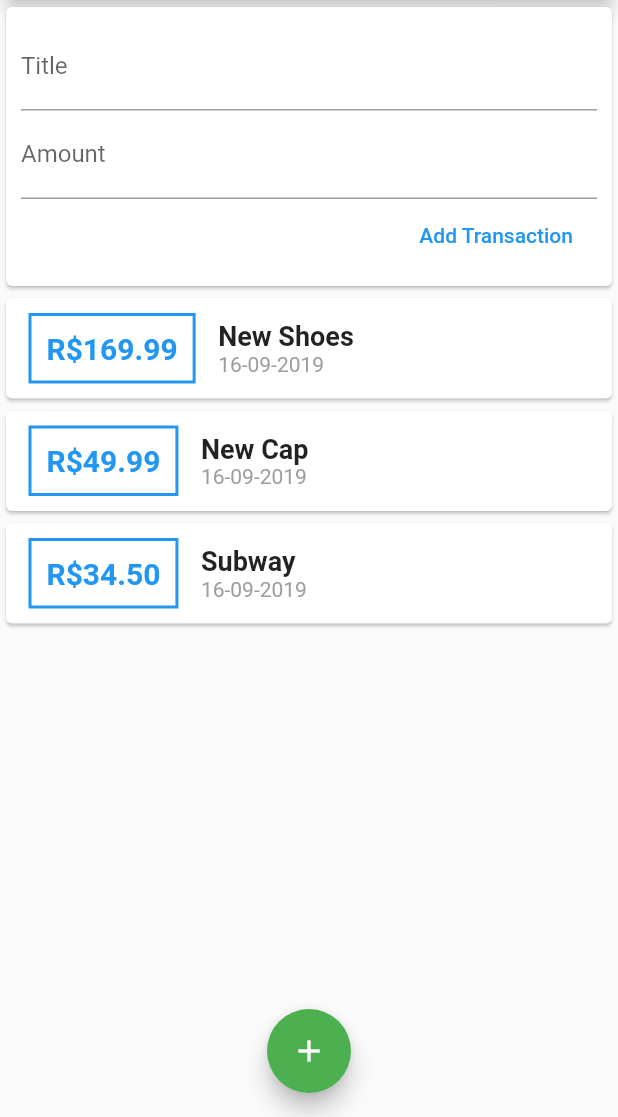
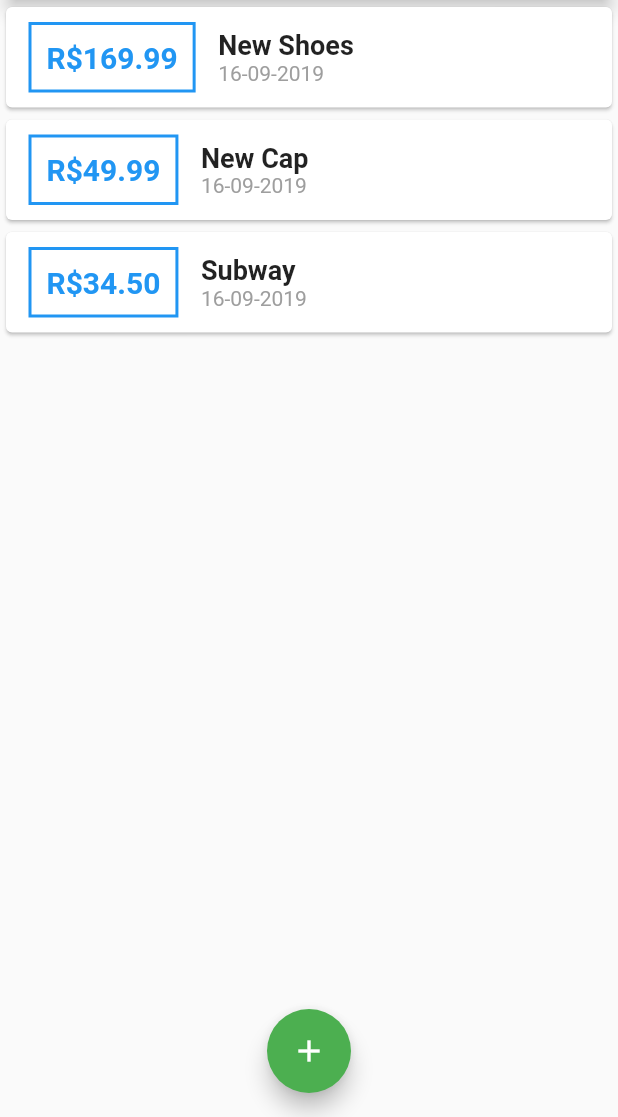
Before and after one commit to AdielAndradeR/flutter_personal_expenses, a Flutter app: the screen it shows after launch, on a phone screen of 412 x 824 dp, the part 119-1236 px from its top. Run offline on Flutter 3.47's test engine with Material 2 defaults, Android fonts, the phone set to English and light mode, and no system bars.

Commit message:
put a modal botton to make a add transaction

```diff
--- a/lib/main.dart
+++ b/lib/main.dart
@@ -1,5 +1,7 @@
 import 'package:flutter/material.dart';
-import './widgets/user_transactions.dart';
+import './widgets/transaction_list.dart';
+import './widgets/new_transaction.dart';
+import './models/transaction.dart';
 
 
 void main() => runApp(MyApp());
@@ -14,7 +16,55 @@ class MyApp extends StatelessWidget {
   }
 }
 
-class MyHomePage extends StatelessWidget {
+class MyHomePage extends StatefulWidget {
+
+  @override
+  _MyHomePageState createState() => _MyHomePageState();
+
+}
+
+
+class _MyHomePageState extends State<MyHomePage>{
+
+  final List<Transaction> _userTransactions = [
+    Transaction(
+      id: 't1',
+      title: 'New Shoes',
+      amount: 169.99,
+      date: DateTime.now()),
+    Transaction(
+      id: 't2',
+      title: 'New Cap',
+      amount: 49.99,
+      date: DateTime.now()),
+    Transaction(
+      id: 't3',
+      title: 'Subway',
+      amount: 34.50,
+      date: DateTime.now()),
+  ];
+
+  void _addNewTransaction(String txTitle, double txAmount){
+    final newTx =Transaction(
+      title: txTitle,
+      amount: txAmount,
+      date:  DateTime.now(),
+      id: DateTime.now().toString());
+
+      setState(() {
+       _userTransactions.add(newTx);
+      });
+  }
+
+  void _startAddNewTransaction(BuildContext ctx){
+    showModalBottomSheet(context: ctx, builder: (_) {
+      return GestureDetector(
+        onTap : () {},
+        child: NewTransaction(_addNewTransaction),
+        behavior: HitTestBehavior.opaque,
+        );
+    });
+  }
 
   @override
   Widget build(BuildContext context) {
@@ -25,7 +75,7 @@ class MyHomePage extends StatelessWidget {
         actions: <Widget>[
           IconButton(
             icon: Icon(Icons.add),
-            onPressed: () {},
+            onPressed: () => _startAddNewTransaction(context),
             )
         ],
       ),
@@ -38,7 +88,7 @@ class MyHomePage extends StatelessWidget {
               elevation: 5,
               child:Text('Charts')),
             ),
-          UserTransaction()
+          TransactionList(_userTransactions)
           ],
         )
       ),
@@ -46,7 +96,7 @@ class MyHomePage extends StatelessWidget {
       floatingActionButton: FloatingActionButton(
         child: Icon(Icons.add),
         backgroundColor: Colors.green,
-        onPressed: () {},
+        onPressed: () => _startAddNewTransaction(context),
         )
     );
   }
--- a/lib/widgets/user_transactions.dart
+++ /dev/null
@@ -1,52 +0,0 @@
-import 'package:flutter/material.dart';
-import './new_transaction.dart';
-import './transaction_list.dart';
-import '../models/transaction.dart';
-
-class UserTransaction extends StatefulWidget {
-  @override
-  _UserTransactionState createState() => _UserTransactionState();
-}
-
-class _UserTransactionState extends State<UserTransaction> {
-
-  final List<Transaction> _userTransactions = [
-    Transaction(
-      id: 't1',
-      title: 'New Shoes',
-      amount: 169.99,
-      date: DateTime.now()),
-    Transaction(
-      id: 't2',
-      title: 'New Cap',
-      amount: 49.99,
-      date: DateTime.now()),
-    Transaction(
-      id: 't3',
-      title: 'Subway',
-      amount: 34.50,
-      date: DateTime.now()),
-  ];
-
-  void _addNewTransaction(String txTitle, double txAmount){
-    final newTx =Transaction(
-      title: txTitle,
-      amount: txAmount,
-      date:  DateTime.now(),
-      id: DateTime.now().toString());
-
-      setState(() {
-       _userTransactions.add(newTx);
-      });
-  }
-
-  @override
-  Widget build(BuildContext context) {
-    return Column(
-      children: <Widget>[
-        NewTransaction(_addNewTransaction),
-        TransactionList(_userTransactions)
-      ],
-    );
-  }
-}
```
